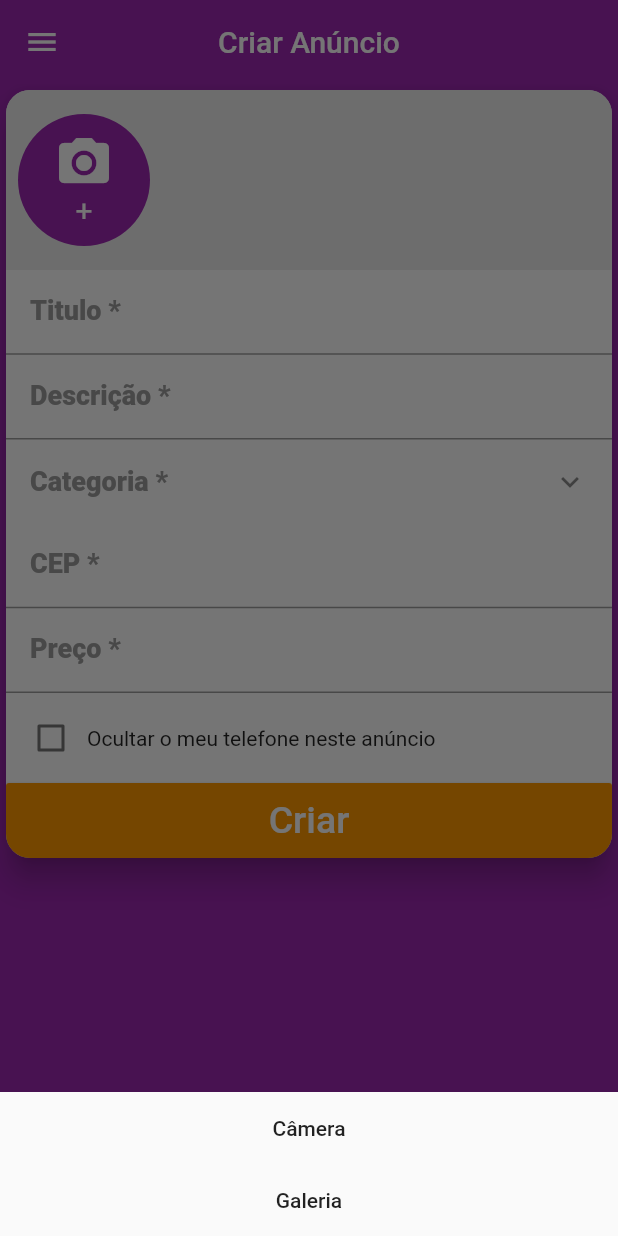
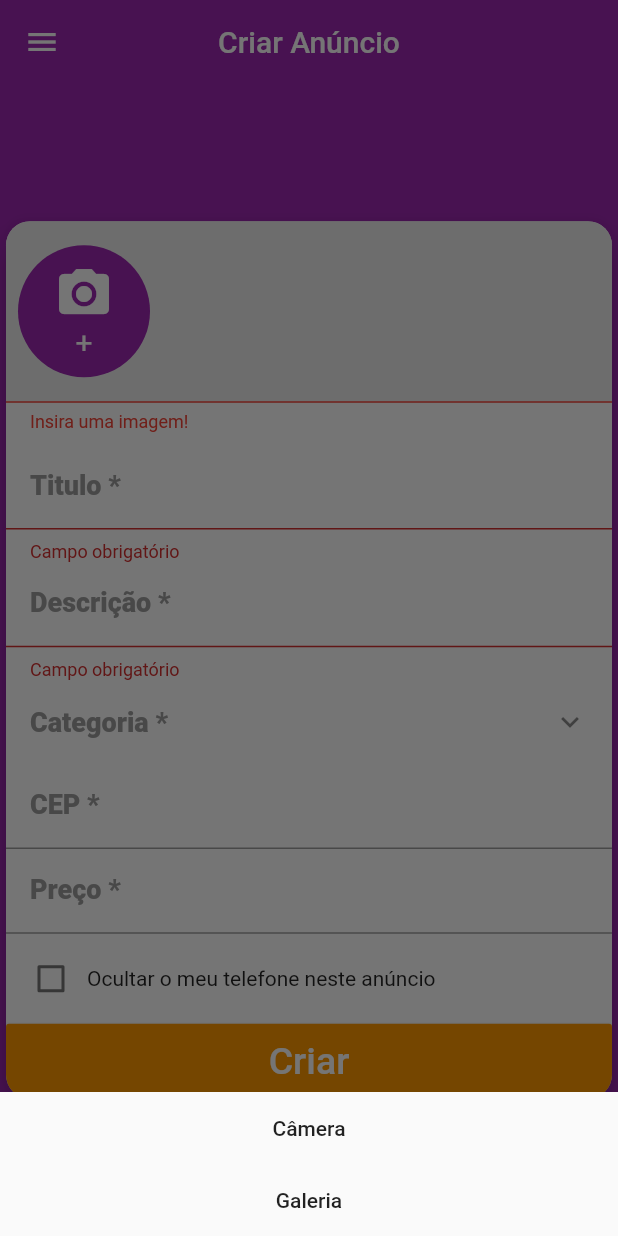
Before and after one commit to YuriLuis/xlo-clone-flutter, a Flutter app: the CreateScreen screen opened directly, after a tap on an icon or button, on a phone screen of 412 x 824 dp. Run offline on Flutter 3.47's test engine with Material 2 defaults, Android fonts, the phone set to English and light mode, and no system bars; our stand-ins replace brasil_fields, dio, flutter_mobx, get_it, image_cropper, image_picker and 3 more; accounts and stored records are empty; generated files the repository leaves out were written again; network calls fail; statements that could not run were skipped.

Commit message:
aula 318 Validando os campos parte 1

```diff
--- a/lib/screens/create/components/images_field.dart
+++ b/lib/screens/create/components/images_field.dart
@@ -22,7 +22,9 @@ class ImagesField extends StatelessWidget {
       }
     }
 
-    return Container(
+    return Column(
+      children: [
+        Container(
           color: Colors.grey[200],
           height: 120,
           child: Observer(
@@ -94,6 +96,22 @@ class ImagesField extends StatelessWidget {
               );
             },
           ),
+        ),
+        Observer(
+          builder: (_){
+            if(createStore.imagesError != null)
+             return Container(
+                padding: EdgeInsets.fromLTRB(16, 6, 8, 8),
+                alignment: Alignment.centerLeft,
+                decoration: BoxDecoration(border: Border(top: BorderSide(color: Colors.red))),
+                child: Text(createStore.imagesError,
+                  style: TextStyle(color: Colors.red, fontSize: 12),),
+              );
+                 else
+                   return Container();
+          },
+        )
+      ],
     );
   }
 }
--- a/lib/screens/create/create_screen.dart
+++ b/lib/screens/create/create_screen.dart
@@ -2,6 +2,7 @@ import 'package:brasil_fields/brasil_fields.dart';
 import 'package:flutter/cupertino.dart';
 import 'package:flutter/material.dart';
 import 'package:flutter/services.dart';
+import 'package:flutter_mobx/flutter_mobx.dart';
 import 'package:xlo_mobx/components/custom_drawer/custom_drawer.dart';
 import 'package:xlo_mobx/screens/create/components/images_field.dart';
 import 'package:xlo_mobx/stores/create_store.dart';
@@ -11,14 +12,10 @@ import 'components/cep_field.dart';
 import 'components/hide_phone_field.dart';
 
 class CreateScreen extends StatelessWidget {
-
   final CreateStore createStore = CreateStore();
 
-  final labelStyle = TextStyle(
-      fontWeight: FontWeight.w800,
-      color: Colors.grey,
-      fontSize: 18
-  );
+  final labelStyle =
+      TextStyle(fontWeight: FontWeight.w800, color: Colors.grey, fontSize: 18);
 
   final contentPadding = EdgeInsets.fromLTRB(16, 10, 12, 10);
 
@@ -30,8 +27,11 @@ class CreateScreen extends StatelessWidget {
         title: Text('Criar Anúncio'),
         centerTitle: true,
       ),
-      body: Card(
+      body: Container(
+        alignment: Alignment.center,
+        child: Card(
           clipBehavior: Clip.antiAlias,
+
           ///Arredonda o card..
           shape:
               RoundedRectangleBorder(borderRadius: BorderRadius.circular(16)),
@@ -41,23 +41,37 @@ class CreateScreen extends StatelessWidget {
               crossAxisAlignment: CrossAxisAlignment.stretch,
               mainAxisSize: MainAxisSize.min,
               children: [
-              ImagesField(createStore: createStore,),
-              TextFormField(
+                ImagesField(
+                  createStore: createStore,
+                ),
+                Observer(
+                  builder: (_) {
+                    return TextFormField(
+                      onChanged: createStore.setTitle,
                       decoration: InputDecoration(
                           contentPadding: contentPadding,
                           labelText: 'Titulo *',
-                    labelStyle: labelStyle
+                          labelStyle: labelStyle,
+                          errorText: createStore.titleError),
+                    );
+                  },
                 ),
-              ),
-              TextFormField(
+                Observer(
+                  builder: (_) {
+                    return TextFormField(
+                      onChanged: createStore.setDescricao,
                       decoration: InputDecoration(
                           contentPadding: contentPadding,
                           labelText: 'Descrição *',
-                    labelStyle: labelStyle
+                          labelStyle: labelStyle ,
+                      errorText: createStore.descricaoError),
+                      maxLines: null,
+                    );
+                  },
                 ),
-                maxLines: null,
+                CategoryField(
+                  createStore: createStore,
                 ),
-              CategoryField(createStore: createStore,),
                 CepField(),
                 TextFormField(
                   decoration: InputDecoration(
@@ -69,21 +83,21 @@ class CreateScreen extends StatelessWidget {
                   keyboardType: TextInputType.number,
                   inputFormatters: [
                     FilteringTextInputFormatter.digitsOnly,
-                  RealInputFormatter(
-                    centavos: true
-                  )
+                    RealInputFormatter(centavos: true)
                   ],
                 ),
                 HidePhoneField(createStore),
                 SizedBox(
                   height: 50,
                   child: RaisedButton(
-                  child: Text('Criar',
-                  style: TextStyle(fontSize: 25),),
+                    child: Text(
+                      'Criar',
+                      style: TextStyle(fontSize: 25),
+                    ),
                     textColor: Colors.white,
                     color: Colors.orange,
                     disabledColor: Colors.orange.withAlpha(120),
-                  onPressed: (){},
+                    onPressed: () {},
                     materialTapTargetSize: MaterialTapTargetSize.shrinkWrap,
                   ),
                 )
@@ -91,6 +105,7 @@ class CreateScreen extends StatelessWidget {
             ),
           ),
         ),
+      ),
     );
   }
 }
--- a/lib/stores/create_store.dart
+++ b/lib/stores/create_store.dart
@@ -15,9 +15,55 @@ abstract class _CreateStore with Store{
   @observable
   Category category;
 
+  @observable
+  String title = '';
+
+  @observable
+  String descricao = '';
+
   @action
   void setCategory(Category value) => category = value;
 
   @action
   void setHidePhone(bool value) => hidePhone = value;
+
+  @action
+  void setTitle(String value) => title = value;
+
+  @action
+  void setDescricao(String value) => descricao = value;
+
+  @computed
+  bool get imagesValid => images.isNotEmpty;
+  String get imagesError {
+    if(imagesValid){
+      return null;
+    }else {
+      return 'Insira uma imagem!';
+    }
+  }
+
+  @computed
+  bool get titleValid => title.length >6;
+  String get titleError {
+    if (titleValid) {
+      return null;
+    } else if (title.isEmpty) {
+      return 'Campo obrigatório';
+    } else {
+      return 'Titulo muito curto';
+    }
+  }
+
+  @computed
+  bool get descricaoValid => descricao.length >=10;
+  String get descricaoError {
+    if (descricaoValid) {
+      return null;
+    } else if (descricao.isEmpty) {
+      return 'Campo obrigatório';
+    } else {
+      return 'Descrição muito curto';
+    }
+  }
 }
```
Also changed, not shown: lib/stores/create_store.g.dart. Lines whose indentation alone changed are shown as unchanged.
